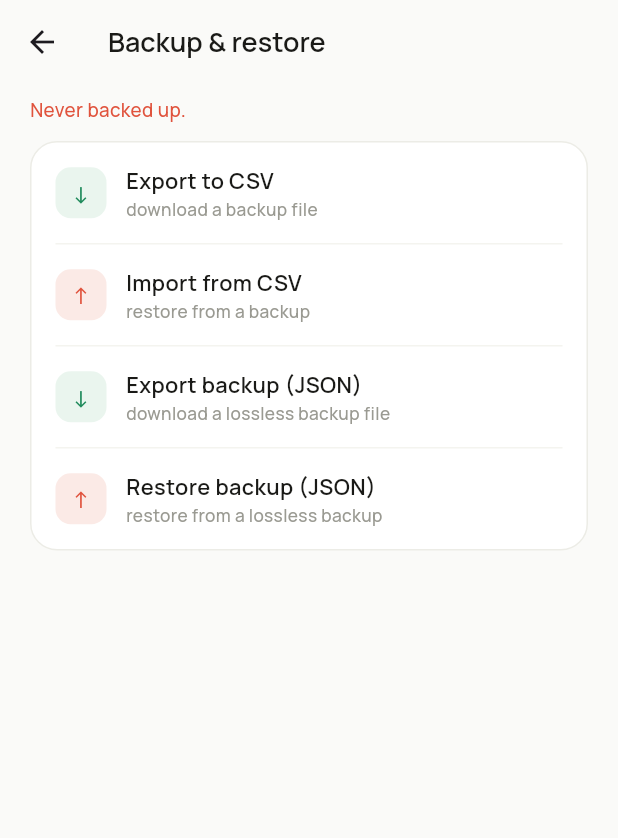
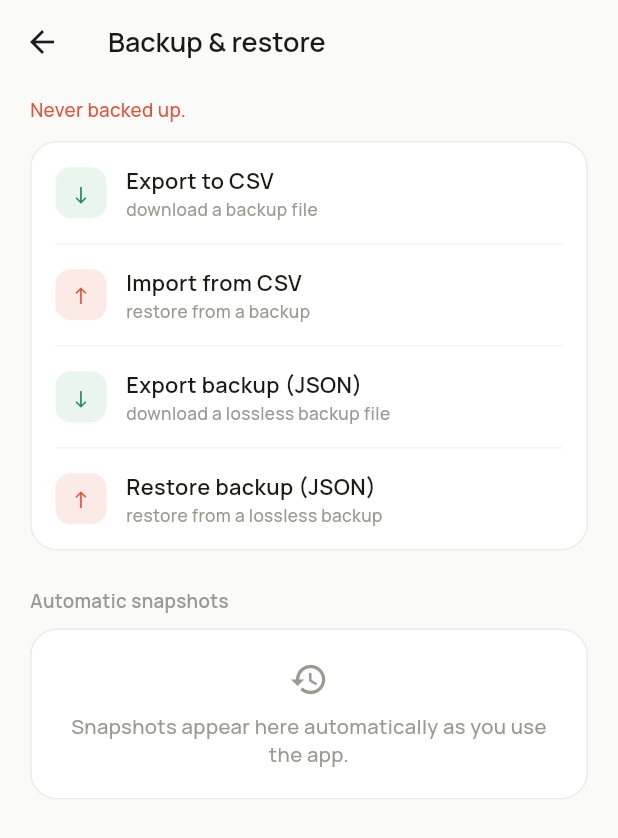
Before and after one commit to thomasmartinoa/SpendWise, a Flutter app: the BackupScreen screen opened directly, on a phone screen of 412 x 824 dp. Shown: the top 838 px of the screen. Run offline on Flutter 3.47's test engine with Material 3 defaults, Android fonts, the phone set to English and light mode, and no system bars; our stand-ins replace drift, drift_flutter, file_picker, fl_chart, google_fonts, share_plus and 1 more; accounts and stored records are empty; generated files the repository leaves out were written again.

Commit message:
feat: show automatic snapshots with tap-to-restore on the Backup screen
Adds an "Automatic snapshots" section to BackupScreen that lists local
SnapshotStore entries and restores the tapped one via AppState.restoreFromBackup.

Also adds path_provider_platform_interface/plugin_platform_interface as
dev_dependencies: the new widget test fakes only the documents-path lookup so
SnapshotStore's real dart:io directory call fails fast (falls into its
existing try/catch) instead of hanging forever under flutter test's
fake-async zone, while leaving every other path_provider method (notably the
one google_fonts uses for its font cache) delegated to the real platform so
that behaviour is unaffected.

```diff
--- a/lib/screens/settings/backup_screen.dart
+++ b/lib/screens/settings/backup_screen.dart
@@ -4,7 +4,9 @@ import 'package:provider/provider.dart';
 import '../../app_state.dart';
 import '../../backup_io.dart';
 import '../../csv_io.dart';
+import '../../data/snapshot_store.dart';
 import '../../theme.dart';
+import '../../widgets/charts/insight_card.dart';
 import '../../widgets/ui.dart';
 import 'settings_widgets.dart';
 
@@ -117,6 +119,11 @@ class BackupScreen extends StatelessWidget {
               ],
             ),
           ),
+          const SizedBox(height: 24),
+          Text('Automatic snapshots',
+              style: manrope(size: 12.5, weight: FontWeight.w700, color: c.ink2)),
+          const SizedBox(height: 10),
+          const _SnapshotSection(),
         ],
       ),
     );
@@ -129,3 +136,105 @@ String _ago(String iso) {
   if (d == 1) return 'yesterday';
   return '$d days ago';
 }
+
+String _snapshotLabel(DateTime t) {
+  final now = DateTime.now();
+  final today = DateTime(now.year, now.month, now.day);
+  final day = DateTime(t.year, t.month, t.day);
+  final diff = today.difference(day).inDays;
+  final hm =
+      '${t.hour.toString().padLeft(2, '0')}:${t.minute.toString().padLeft(2, '0')}';
+  if (diff == 0) return 'Today $hm';
+  if (diff == 1) return 'Yesterday $hm';
+  return '${t.day} ${kMon[t.month - 1]} $hm';
+}
+
+/// Loads the local snapshot list once and renders it as tappable restore rows.
+class _SnapshotSection extends StatefulWidget {
+  const _SnapshotSection();
+  @override
+  State<_SnapshotSection> createState() => _SnapshotSectionState();
+}
+
+class _SnapshotSectionState extends State<_SnapshotSection> {
+  final _store = SnapshotStore();
+  late final Future<List<SnapshotInfo>> _future = _store.list();
+
+  Future<void> _restore(BuildContext context, SnapshotInfo s) async {
+    final app = context.read<AppState>();
+    final go = await confirmDialog(
+      context,
+      title: 'Restore snapshot?',
+      message:
+          'Restoring this snapshot replaces all of your current data. This cannot be undone.',
+      confirmLabel: 'Restore',
+    );
+    if (!go || !context.mounted) return;
+    final map = await _store.read(s.filename);
+    if (!context.mounted) return;
+    if (map == null) {
+      ScaffoldMessenger.of(context).showSnackBar(
+          const SnackBar(content: Text('Could not read that snapshot.')));
+      return;
+    }
+    app.restoreFromBackup(map);
+    ScaffoldMessenger.of(context)
+        .showSnackBar(const SnackBar(content: Text('Snapshot restored.')));
+  }
+
+  @override
+  Widget build(BuildContext context) {
+    final c = AppColors.of(context);
+    return FutureBuilder<List<SnapshotInfo>>(
+      future: _future,
+      builder: (context, snap) {
+        if (snap.connectionState != ConnectionState.done) {
+          return const SizedBox.shrink();
+        }
+        final items = snap.data ?? const <SnapshotInfo>[];
+        return Container(
+          padding: const EdgeInsets.symmetric(horizontal: 16),
+          decoration: BoxDecoration(
+            color: c.card,
+            borderRadius: BorderRadius.circular(18),
+            border: Border.all(color: c.line),
+          ),
+          child: items.isEmpty
+              ? const EmptyHint(
+                  icon: Icons.history,
+                  text: 'Snapshots appear here automatically as you use the app.')
+              : Column(
+                  children: [
+                    for (var i = 0; i < items.length; i++)
+                      InkWell(
+                        onTap: () => _restore(context, items[i]),
+                        child: Container(
+                          decoration: i == items.length - 1
+                              ? null
+                              : BoxDecoration(
+                                  border: Border(
+                                      bottom: BorderSide(color: c.line2))),
+                          padding: const EdgeInsets.symmetric(vertical: 14),
+                          child: Row(
+                            children: [
+                              Icon(Icons.restore, size: 20, color: c.ink2),
+                              const SizedBox(width: 13),
+                              Expanded(
+                                child: Text(_snapshotLabel(items[i].time),
+                                    style: manrope(
+                                        size: 14,
+                                        weight: FontWeight.w700,
+                                        color: c.ink)),
+                              ),
+                              Icon(Icons.chevron_right, size: 20, color: c.ink2),
+                            ],
+                          ),
+                        ),
+                      ),
+                  ],
+                ),
+        );
+      },
+    );
+  }
+}
--- a/pubspec.yaml
+++ b/pubspec.yaml
@@ -65,6 +65,11 @@ dev_dependencies:
   flutter_lints: ^6.0.0
   drift_dev: ^2.20.0
   build_runner: ^2.4.13
+  # Used only in test/data/settings_pages_test.dart to fake path_provider so
+  # SnapshotStore's directory lookup fails fast instead of hanging on real
+  # platform I/O under `flutter test`.
+  path_provider_platform_interface: ^2.1.2
+  plugin_platform_interface: ^2.1.7
 
 # For information on the generic Dart part of this file, see the
 # following page: https://dart.dev/tools/pub/pubspec
```
Also changed, not shown: pubspec.lock, 1 other file.
